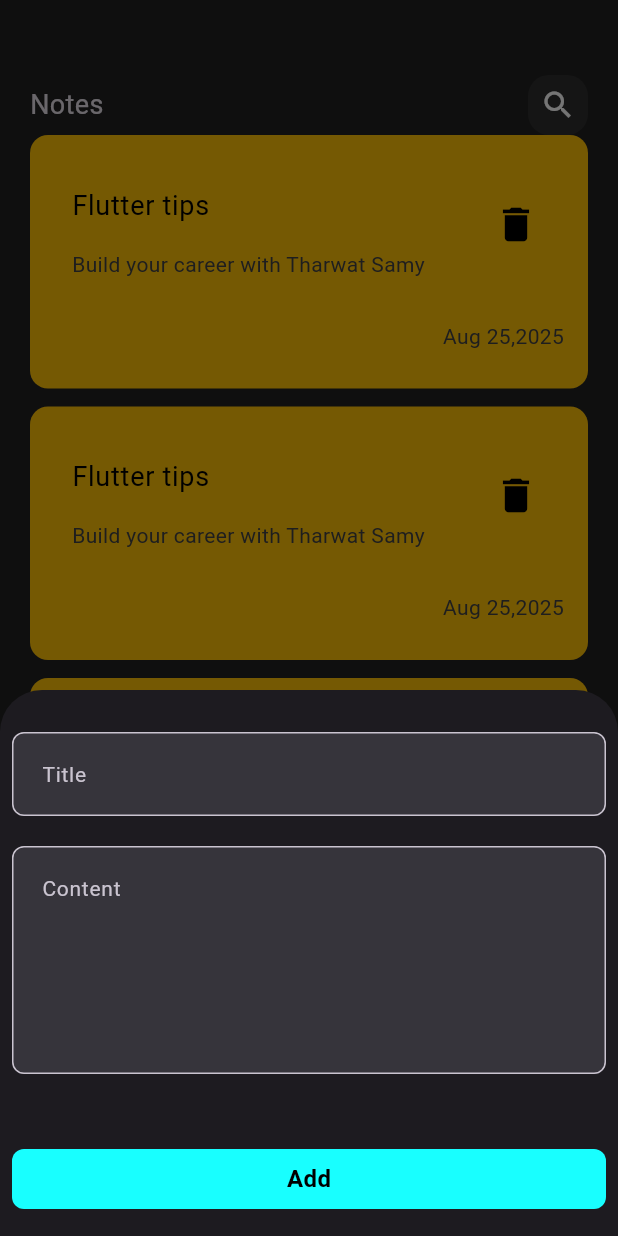
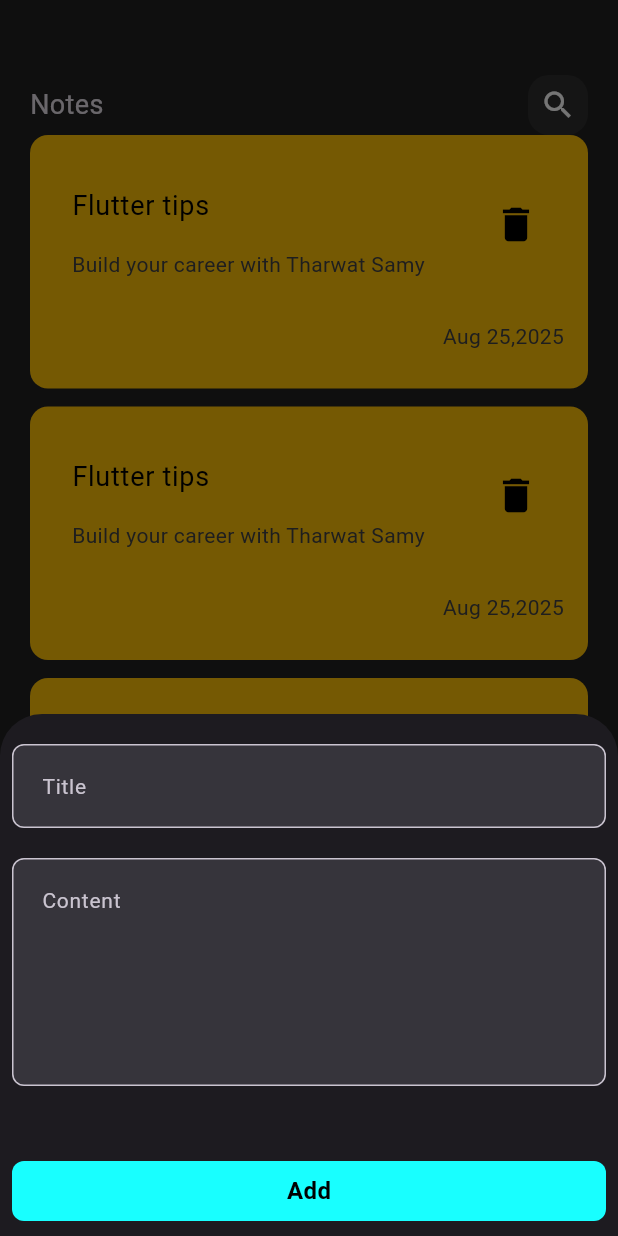
Before and after one commit to Tamerrmansourr/NotesApp, a Flutter app: the screen it shows after launch, after a tap on the "add" icon, on a phone screen of 412 x 824 dp. Run offline on Flutter 3.47's test engine with Material 3 defaults, Android fonts, the phone set to English and light mode, and no system bars.

Commit message:
create edit notes view

```diff
--- a/lib/main.dart
+++ b/lib/main.dart
@@ -1,5 +1,6 @@
 import 'package:flutter/material.dart';
 import 'package:notes_app/views/notes_view.dart';
+import 'package:notes_app/widgets/edit_notes_view_body.dart';
 
 void main() {
   runApp(const NotesApp());
@@ -15,6 +16,7 @@ class NotesApp extends StatelessWidget {
       debugShowCheckedModeBanner: false,
       routes: {
         NotesView.id: (context) => NotesView(),
+        EditNotesViewBody.id: (context) => EditNotesViewBody(),
       },
       theme: ThemeData.dark(),
       home: NotesView(),
--- a/lib/views/notes_view.dart
+++ b/lib/views/notes_view.dart
@@ -13,7 +13,7 @@ class NotesView extends StatelessWidget {
         foregroundColor: Colors.black,
         shape: CircleBorder(),
         onPressed: () {
-          showModalBottomSheet(context: context, builder: (context){
+          showModalBottomSheet(context: context,isScrollControlled: true, builder: (context){
             return AddNoteBottomSheet();
           });
         },
--- a/lib/widgets/add_note_bottom_sheet.dart
+++ b/lib/widgets/add_note_bottom_sheet.dart
@@ -8,7 +8,11 @@ class AddNoteBottomSheet extends StatelessWidget {
   @override
   Widget build(BuildContext context) {
     return Padding(
-      padding: const EdgeInsets.all(8.0),
+      padding: EdgeInsets.only(
+        left: 8,
+        right: 8,
+        bottom: MediaQuery.of(context).viewInsets.bottom,
+      ),
       child: SingleChildScrollView(
         child: Column(
           children: [
--- a/lib/widgets/custom_app_bar.dart
+++ b/lib/widgets/custom_app_bar.dart
@@ -2,15 +2,16 @@ import 'package:flutter/material.dart';
 import 'package:notes_app/widgets/custom_icon.dart';
 
 class CustomAppBar extends StatelessWidget {
-  const CustomAppBar({super.key});
-
+  CustomAppBar({super.key, required this.text,required this.icon});
+  String text;
+  Icon icon;
   @override
   Widget build(BuildContext context) {
     return Row(
       mainAxisAlignment: MainAxisAlignment.spaceBetween,
       children: [
-        const Text('Notes',style: TextStyle(fontSize: 18,),),
-        CustomIcon(),
+        Text(text, style: TextStyle(fontSize: 18)),
+        CustomIcon(icon: icon,),
       ],
     );
   }
--- a/lib/widgets/custom_icon.dart
+++ b/lib/widgets/custom_icon.dart
@@ -1,15 +1,18 @@
 import 'package:flutter/material.dart';
 
 class CustomIcon extends StatelessWidget {
-  const CustomIcon({super.key});
-
+  CustomIcon({super.key, required this.icon});
+  Icon icon;
   @override
   Widget build(BuildContext context) {
     return Container(
       width: 40,
       height: 40,
-      decoration: BoxDecoration(color: const Color(0xFF2E2E2E),borderRadius: BorderRadius.all(Radius.circular(14))),
-      child: Icon(Icons.search,
-    ),);
+      decoration: BoxDecoration(
+        color: const Color(0xFF2E2E2E),
+        borderRadius: BorderRadius.all(Radius.circular(14)),
+      ),
+      child: icon,
+    );
   }
 }
--- a/lib/widgets/custom_notes_item.dart
+++ b/lib/widgets/custom_notes_item.dart
@@ -1,4 +1,5 @@
 import 'package:flutter/material.dart';
+import 'package:notes_app/widgets/edit_notes_view_body.dart';
 
 class CustomNotesItem extends StatelessWidget {
   CustomNotesItem({
@@ -11,7 +12,7 @@ class CustomNotesItem extends StatelessWidget {
   @override
   Widget build(BuildContext context) {
     return Container(
-      padding: EdgeInsets.only(top: 25,bottom: 25,left: 12),
+      padding: EdgeInsets.only(top: 25, bottom: 25, left: 12),
       decoration: BoxDecoration(
         borderRadius: BorderRadius.circular(12),
         color: Colors.amber,
@@ -37,7 +38,7 @@ class CustomNotesItem extends StatelessWidget {
             ),
           ),
           Padding(
-            padding: const EdgeInsets.only(right: 16,top:20),
+            padding: const EdgeInsets.only(right: 16, top: 20),
             child: Text(date, style: TextStyle(color: Colors.grey.shade800)),
           ),
         ],
--- a/lib/widgets/notes_list_view.dart
+++ b/lib/widgets/notes_list_view.dart
@@ -1,6 +1,7 @@
 
 import 'package:flutter/material.dart';
 import 'package:notes_app/widgets/custom_notes_item.dart';
+import 'package:notes_app/widgets/edit_notes_view_body.dart';
 
 class NotesListView extends StatelessWidget {
   const NotesListView({super.key});
@@ -12,10 +13,15 @@ class NotesListView extends StatelessWidget {
       itemBuilder: (context, index) {
         return Padding(
           padding: const EdgeInsets.only(bottom: 12.0),
-          child: CustomNotesItem(
-            date: 'Aug 25,2025',
-            desc: 'Build your career with Tharwat Samy',
-            title: 'Flutter tips',
+          child: GestureDetector(
+            onTap: () {
+              Navigator.pushNamed(context, EditNotesViewBody.id);
+            },
+            child: CustomNotesItem(
+              date: 'Aug 25,2025',
+              desc: 'Build your career with Tharwat Samy',
+              title: 'Flutter tips',
+            ),
           ),
         );
       },
--- a/lib/widgets/notes_view_body.dart
+++ b/lib/widgets/notes_view_body.dart
@@ -12,7 +12,7 @@ class NotesViewBody extends StatelessWidget {
       child: Column(
         children: [
           SizedBox(height: 50),
-          CustomAppBar(),
+          CustomAppBar(text: 'Notes',icon: Icon(Icons.search),),
           Expanded(child: NotesListView()),
         ],
       ),
```
Also changed, not shown: lib/widgets/edit_note_view.dart (added, +11 -0 lines), lib/widgets/edit_notes_view_body.dart (added, +26 -0 lines).
